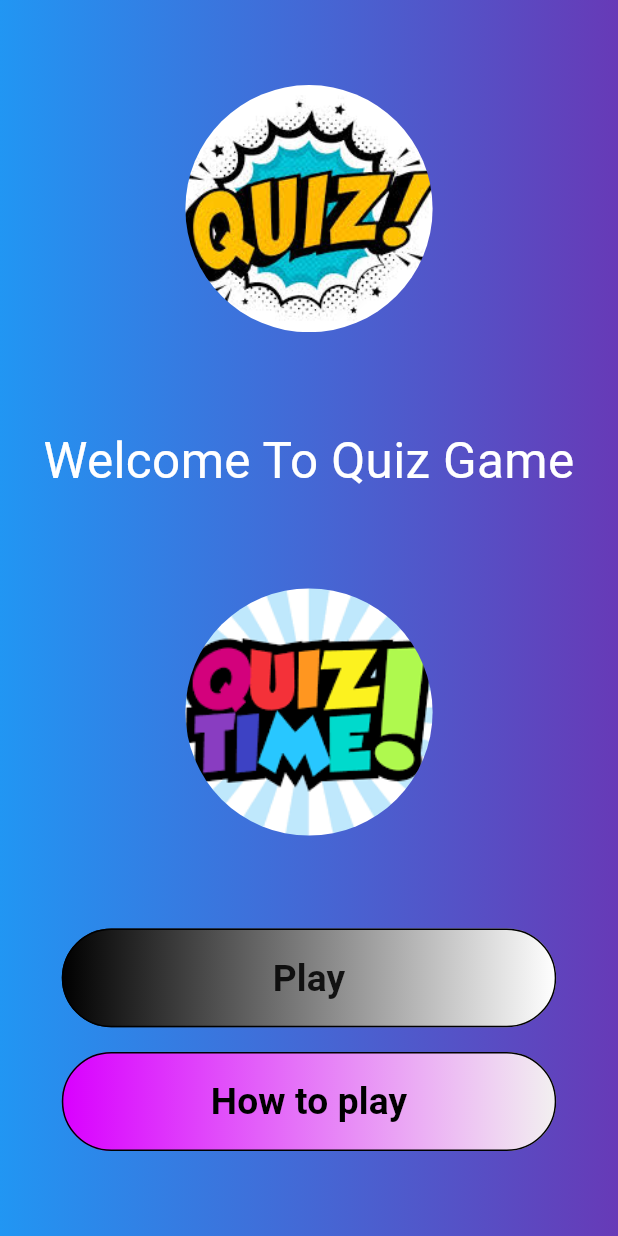
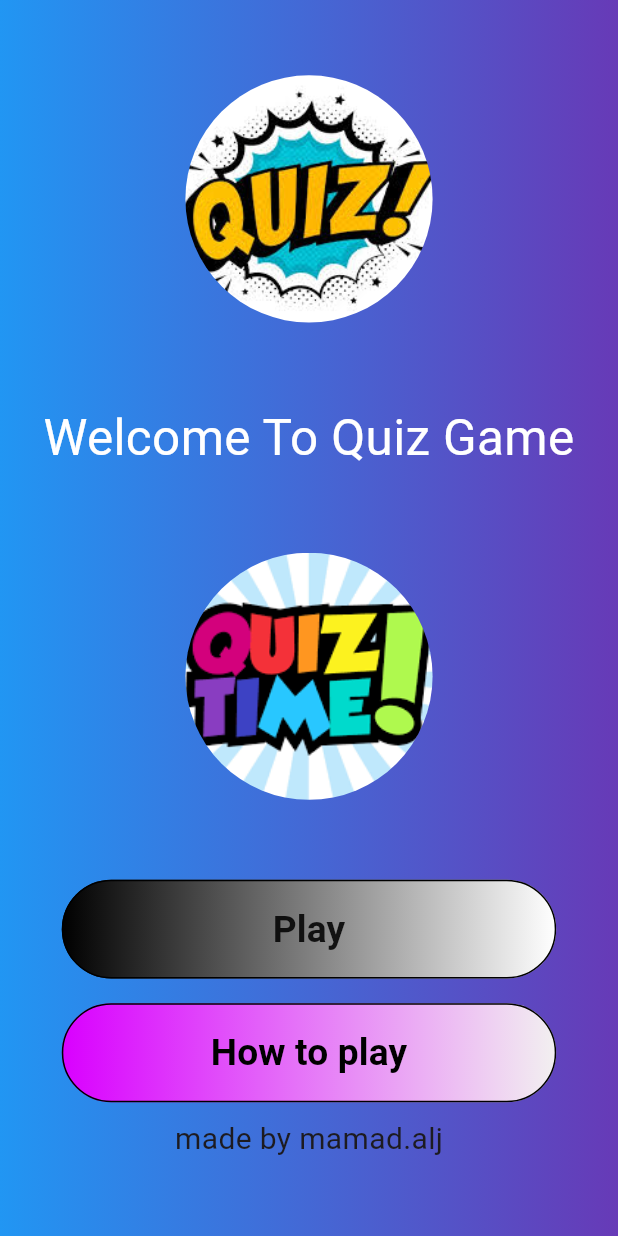
Before and after one commit to 027kid/game, a Flutter app: the screen it shows after launch, on a phone screen of 412 x 824 dp. Run offline on Flutter 3.47's test engine with Material 3 defaults, Android fonts, the phone set to English and light mode, and no system bars; our stand-ins replace hive_flutter; missing offline and left inert: session_next; accounts and stored records are empty.

Commit message:
Intelligence challenge fix project

```diff
--- a/lib/welcome.dart
+++ b/lib/welcome.dart
@@ -116,6 +116,13 @@ class WelcomePage extends StatelessWidget {
                     ),
                   ),
                 ),
+                const SizedBox(
+                  height: 10,
+                ),
+                const Text(
+                  "made by mamad.alj",
+                  style: TextStyle(fontSize: 20),
+                )
               ],
             ),
             SizedBox(height: size.height * 0.05), // فاصله از پایین
```
